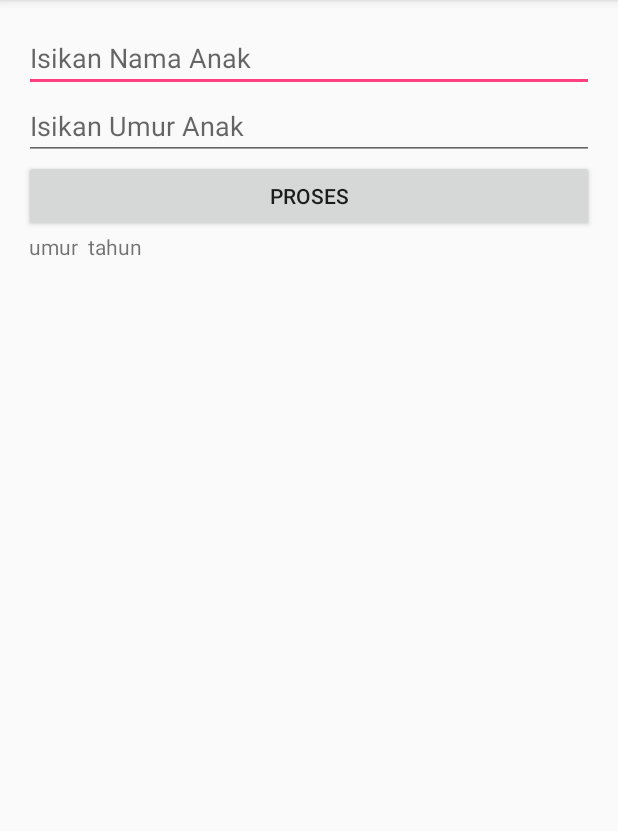
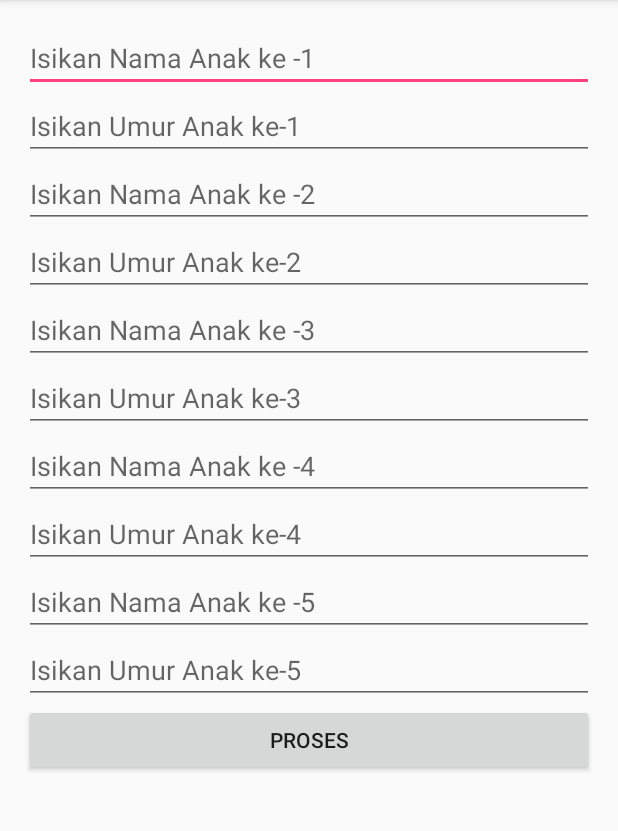
Before and after one commit to ifanrifaihardiyanto/AdvancedWidget1, an Android app: the screen it shows after launch (MainActivity), after a tap on "PROSES", on a phone screen of 412 x 824 dp, the part 84-915 px from its top. Run offline under Robolectric (Android 15) with nearby library versions, the phone set to English and light mode, and no system bars.

Commit message:
Initial commit Widget Programming Part 1 Widget Programming Part 2

```diff
--- a/app/src/main/java/id/sch/smktelkom_mlg/learn/advancedwidget1/MainActivity.java
+++ b/app/src/main/java/id/sch/smktelkom_mlg/learn/advancedwidget1/MainActivity.java
@@ -16,16 +16,11 @@ public class MainActivity extends AppCompatActivity {
         super.onCreate(savedInstanceState);
         setContentView(R.layout.activity_main);
 
-        LinearLayout llMain = (LinearLayout) findViewById(R.id.linearLayoutMain);
+        final LinearLayout llMain = (LinearLayout) findViewById(R.id.linearLayoutMain);
 
-        final EditText etNama = new EditText(this);
-        llMain.addView(etNama);
-        etNama.setHint("Isikan Nama Anak");
+        addEditText(llMain);
 
-        final EditText etUmur = new EditText(this);
-        llMain.addView(etUmur);
-        etUmur.setHint("Isikan Umur Anak");
-        etUmur.setInputType(InputType.TYPE_CLASS_NUMBER);
+
 
         Button bProses = new Button(this);
         bProses.setText("Proses");
@@ -35,12 +30,44 @@ public class MainActivity extends AppCompatActivity {
 
         bProses.setOnClickListener(new View.OnClickListener() {
             @Override
-            public void onClick(View view) {
-                String nama = etNama.getText().toString();
-                String umur = etUmur.getText().toString();
-
-                tvHasil.setText(nama+" umur "+umur+" tahun");
+            public void onClick(View view)
+            {
+                doPeoses(llMain);
             }
         });
     }
+
+    private void addEditText(LinearLayout llMain)
+    {
+        for (int i = 1; i <= 5; i++) {
+            EditText etNama = new EditText(this);
+            llMain.addView(etNama);
+            etNama.setHint("Isikan Nama Anak ke -" + i);
+
+            EditText etUmur = new EditText(this);
+            llMain.addView(etUmur);
+            etUmur.setHint("Isikan Umur Anak ke-"+i);
+            etUmur.setInputType(InputType.TYPE_CLASS_NUMBER);
+        }
+    }
+
+    private void doPeoses(LinearLayout llMain)
+    {
+        String hasil="";
+        for (int i = 0; i < 5; i++) {
+            EditText etNama = (EditText) llMain.getChildAt(i*2);
+            EditText etUmur = (EditText) llMain.getChildAt((i*2)+1);
+
+            String nama = etNama.getText().toString().trim();
+            String umur = etUmur.getText().toString();
+
+            if (umur.isEmpty())
+                umur="0";
+            if (!nama.isEmpty())
+                hasil += "Anak ke-"+(i+1)+": "+ nama +" umur "+umur+" tahun\n";
+        }
+
+        TextView tvHasil = (TextView) llMain.getChildAt(11);
+        tvHasil.setText(hasil);
+    }
 }
```
